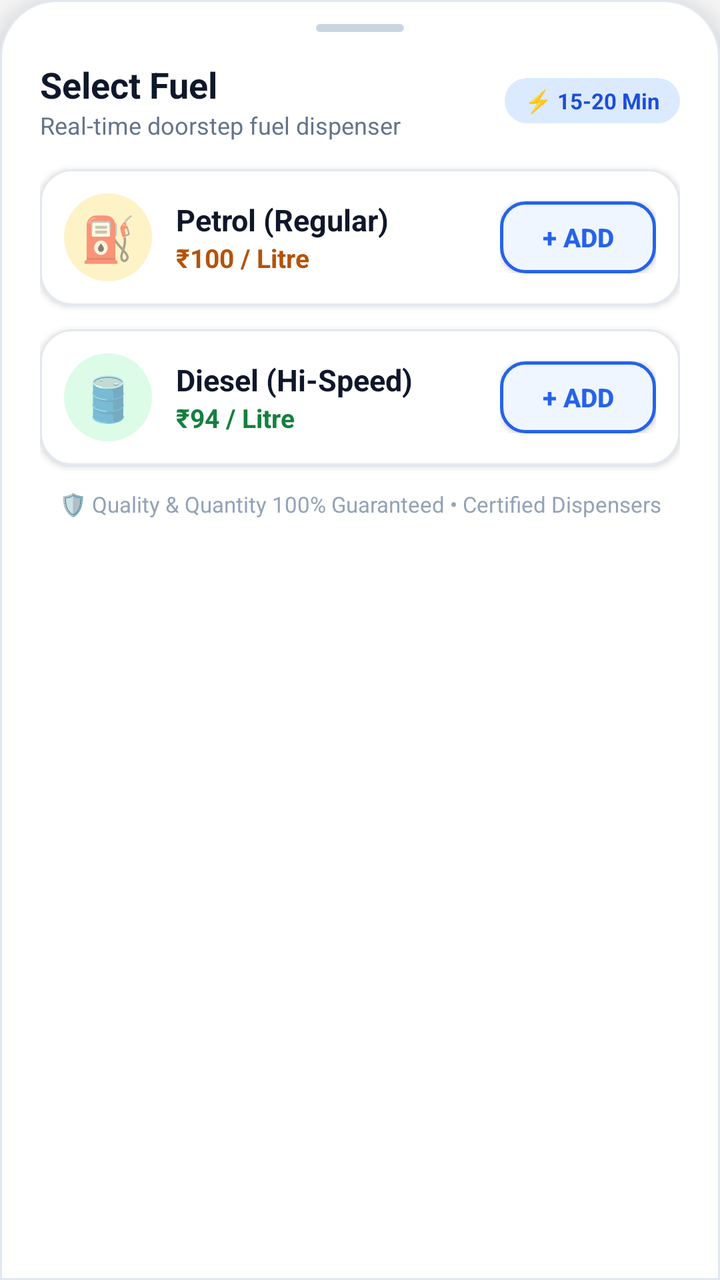
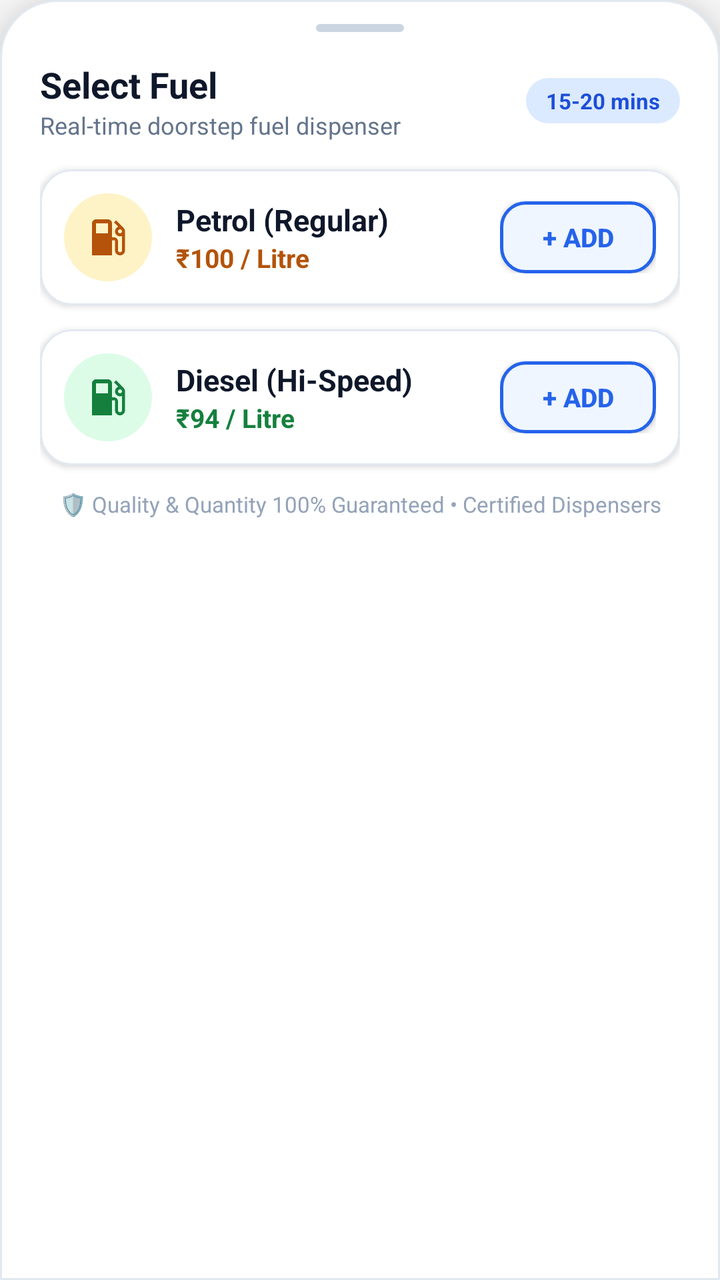

The first picture is an Android layout as it rendered before a commit; the second is the same layout after the commit. The layout source and the unified diff follow.
<!-- AndroidManifest.xml: application theme Theme.FuelOnWheelsApp -->
<!-- res/layout/fragment_order.xml -->
<?xml version="1.0" encoding="utf-8"?>
<LinearLayout xmlns:android="http://schemas.android.com/apk/res/android"
    xmlns:app="http://schemas.android.com/apk/res-auto"
    xmlns:tools="http://schemas.android.com/tools"
    android:layout_width="match_parent"
    android:layout_height="wrap_content"
    android:background="@drawable/bg_order_sheet"
    android:elevation="16dp"
    android:orientation="vertical"
    android:paddingStart="20dp"
    android:paddingTop="12dp"
    android:paddingEnd="20dp"
    android:paddingBottom="16dp"
    tools:context=".dashboard.OrderFragment">

    
    <View
        android:layout_width="44dp"
        android:layout_height="4dp"
        android:layout_gravity="center_horizontal"
        android:layout_marginBottom="14dp"
        android:background="@drawable/card_elevated_rounded"
        android:backgroundTint="#CBD5E1" />

    
    <LinearLayout
        android:layout_width="match_parent"
        android:layout_height="wrap_content"
        android:layout_marginBottom="14dp"
        android:gravity="center_vertical"
        android:orientation="horizontal">

        <LinearLayout
            android:layout_width="0dp"
            android:layout_height="wrap_content"
            android:layout_weight="1"
            android:orientation="vertical">

            <TextView
                android:layout_width="wrap_content"
                android:layout_height="wrap_content"
                android:text="Select Fuel"
                android:textColor="@color/brand_navy"
                android:textSize="18sp"
                android:textStyle="bold" />

            <TextView
                android:layout_width="wrap_content"
                android:layout_height="wrap_content"
                android:text="Real-time doorstep fuel dispenser"
                android:textColor="@color/text_secondary"
                android:textSize="12sp" />
        </LinearLayout>

        <TextView
            android:layout_width="wrap_content"
            android:layout_height="wrap_content"
            android:background="@drawable/badge_pill_blue"
            android:paddingStart="10dp"
            android:paddingTop="4dp"
            android:paddingEnd="10dp"
            android:paddingBottom="4dp"
            android:text="⚡ 15-20 Min"
            android:textColor="@color/pill_blue_text"
            android:textSize="11sp"
            android:textStyle="bold" />
    </LinearLayout>

    
    <com.google.android.material.card.MaterialCardView
        android:layout_width="match_parent"
        android:layout_height="wrap_content"
        android:layout_marginBottom="12dp"
        app:cardBackgroundColor="@color/surface_card"
        app:cardCornerRadius="16dp"
        app:cardElevation="2dp"
        app:strokeColor="@color/card_border"
        app:strokeWidth="1dp">

        <LinearLayout
            android:layout_width="match_parent"
            android:layout_height="wrap_content"
            android:gravity="center_vertical"
            android:orientation="horizontal"
            android:padding="12dp">

            
            <TextView
                android:layout_width="44dp"
                android:layout_height="44dp"
                android:background="@drawable/badge_pill_amber"
                android:gravity="center"
                android:text="⛽"
                android:textSize="22sp" />

            
            <LinearLayout
                android:layout_width="0dp"
                android:layout_height="wrap_content"
                android:layout_marginStart="12dp"
                android:layout_weight="1"
                android:orientation="vertical">

                <TextView
                    android:layout_width="wrap_content"
                    android:layout_height="wrap_content"
                    android:text="Petrol (Regular)"
                    android:textColor="@color/brand_navy"
                    android:textSize="15sp"
                    android:textStyle="bold" />

                <TextView
                    android:layout_width="wrap_content"
                    android:layout_height="wrap_content"
                    android:text="₹100 / Litre"
                    android:textColor="@color/pill_amber_text"
                    android:textSize="13sp"
                    android:textStyle="bold" />
            </LinearLayout>

            
            <LinearLayout
                android:layout_width="wrap_content"
                android:layout_height="wrap_content"
                android:gravity="center"
                android:orientation="horizontal">

                <Button
                    android:id="@+id/petrol_minus"
                    android:layout_width="36dp"
                    android:layout_height="36dp"
                    android:background="@drawable/btn_stepper_action"
                    app:backgroundTint="@null"
                    android:gravity="center"
                    android:minWidth="0dp"
                    android:minHeight="0dp"
                    android:padding="0dp"
                    android:text="−"
                    android:textColor="@color/brand_primary"
                    android:textSize="20sp"
                    android:textStyle="bold"
                    android:visibility="gone" />

                <TextView
                    android:id="@+id/petrol_quant"
                    android:layout_width="wrap_content"
                    android:layout_height="wrap_content"
                    android:gravity="center"
                    android:minWidth="38dp"
                    android:paddingStart="4dp"
                    android:paddingEnd="4dp"
                    android:text="@string/x1"
                    android:textColor="@color/brand_navy"
                    android:textSize="16sp"
                    android:textStyle="bold"
                    android:visibility="gone" />

                <Button
                    android:id="@+id/petrol_plus"
                    android:layout_width="36dp"
                    android:layout_height="36dp"
                    android:background="@drawable/btn_stepper_action"
                    app:backgroundTint="@null"
                    android:gravity="center"
                    android:minWidth="0dp"
                    android:minHeight="0dp"
                    android:padding="0dp"
                    android:text="+"
                    android:textColor="@color/brand_primary"
                    android:textSize="20sp"
                    android:textStyle="bold"
                    android:visibility="gone" />

                <Button
                    android:id="@+id/petrol_add"
                    android:layout_width="78dp"
                    android:layout_height="36dp"
                    android:background="@drawable/btn_add_fuel"
                    app:backgroundTint="@null"
                    android:gravity="center"
                    android:minWidth="0dp"
                    android:minHeight="0dp"
                    android:padding="0dp"
                    android:text="+ ADD"
                    android:textAllCaps="false"
                    android:textColor="@color/brand_primary"
                    android:textSize="13sp"
                    android:textStyle="bold" />
            </LinearLayout>
        </LinearLayout>
    </com.google.android.material.card.MaterialCardView>

    
    <com.google.android.material.card.MaterialCardView
        android:layout_width="match_parent"
        android:layout_height="wrap_content"
        android:layout_marginBottom="12dp"
        app:cardBackgroundColor="@color/surface_card"
        app:cardCornerRadius="16dp"
        app:cardElevation="2dp"
        app:strokeColor="@color/card_border"
        app:strokeWidth="1dp">

        <LinearLayout
            android:layout_width="match_parent"
            android:layout_height="wrap_content"
            android:gravity="center_vertical"
            android:orientation="horizontal"
            android:padding="12dp">

            
            <TextView
                android:layout_width="44dp"
                android:layout_height="44dp"
                android:background="@drawable/badge_pill_green"
                android:gravity="center"
                android:text="🛢️"
                android:textSize="22sp" />

            
            <LinearLayout
                android:layout_width="0dp"
                android:layout_height="wrap_content"
                android:layout_marginStart="12dp"
                android:layout_weight="1"
                android:orientation="vertical">

                <TextView
                    android:layout_width="wrap_content"
                    android:layout_height="wrap_content"
                    android:text="Diesel (Hi-Speed)"
                    android:textColor="@color/brand_navy"
                    android:textSize="15sp"
                    android:textStyle="bold" />

                <TextView
                    android:layout_width="wrap_content"
                    android:layout_height="wrap_content"
                    android:text="₹94 / Litre"
                    android:textColor="@color/pill_green_text"
                    android:textSize="13sp"
                    android:textStyle="bold" />
            </LinearLayout>

            
            <LinearLayout
                android:layout_width="wrap_content"
                android:layout_height="wrap_content"
                android:gravity="center"
                android:orientation="horizontal">

                <Button
                    android:id="@+id/diesel_minus"
                    android:layout_width="36dp"
                    android:layout_height="36dp"
                    android:background="@drawable/btn_stepper_action"
                    app:backgroundTint="@null"
                    android:gravity="center"
                    android:minWidth="0dp"
                    android:minHeight="0dp"
                    android:padding="0dp"
                    android:text="−"
                    android:textColor="@color/brand_primary"
                    android:textSize="20sp"
                    android:textStyle="bold"
                    android:visibility="gone" />

                <TextView
                    android:id="@+id/diesel_quant"
                    android:layout_width="wrap_content"
                    android:layout_height="wrap_content"
                    android:gravity="center"
                    android:minWidth="38dp"
                    android:paddingStart="4dp"
                    android:paddingEnd="4dp"
                    android:text="@string/x1"
                    android:textColor="@color/brand_navy"
                    android:textSize="16sp"
                    android:textStyle="bold"
                    android:visibility="gone" />

                <Button
                    android:id="@+id/diesel_plus"
                    android:layout_width="36dp"
                    android:layout_height="36dp"
                    android:background="@drawable/btn_stepper_action"
                    app:backgroundTint="@null"
                    android:gravity="center"
                    android:minWidth="0dp"
                    android:minHeight="0dp"
                    android:padding="0dp"
                    android:text="+"
                    android:textColor="@color/brand_primary"
                    android:textSize="20sp"
                    android:textStyle="bold"
                    android:visibility="gone" />

                <Button
                    android:id="@+id/diesel_add"
                    android:layout_width="78dp"
                    android:layout_height="36dp"
                    android:background="@drawable/btn_add_fuel"
                    app:backgroundTint="@null"
                    android:gravity="center"
                    android:minWidth="0dp"
                    android:minHeight="0dp"
                    android:padding="0dp"
                    android:text="+ ADD"
                    android:textAllCaps="false"
                    android:textColor="@color/brand_primary"
                    android:textSize="13sp"
                    android:textStyle="bold" />
            </LinearLayout>
        </LinearLayout>
    </com.google.android.material.card.MaterialCardView>

    
    <TextView
        android:layout_width="match_parent"
        android:layout_height="wrap_content"
        android:gravity="center"
        android:text="🛡️ Quality &amp; Quantity 100% Guaranteed • Certified Dispensers"
        android:textColor="@color/text_muted"
        android:textSize="11sp" />

</LinearLayout>
<!-- resources referenced by this layout -->
<resources>
  <color name="brand_navy">#0F172A</color>
  <color name="brand_primary">#2563EB</color>
  <color name="card_border">#E2E8F0</color>
  <color name="pill_amber_text">#B45309</color>
  <color name="pill_blue_text">#1D4ED8</color>
  <color name="pill_green_text">#15803D</color>
  <color name="surface_card">#FFFFFF</color>
  <color name="text_muted">#94A3B8</color>
  <color name="text_secondary">#64748B</color>
  <!-- drawable badge_pill_amber (drawable) -->
  <?xml version="1.0" encoding="utf-8"?>
  <shape xmlns:android="http://schemas.android.com/apk/res/android"
      android:shape="rectangle">
      <solid android:color="@color/pill_amber_bg" />
      <corners android:radius="50dp" />
      <padding
          android:left="10dp"
          android:top="4dp"
          android:right="10dp"
          android:bottom="4dp" />
  </shape>
  <!-- drawable badge_pill_blue (drawable) -->
  <?xml version="1.0" encoding="utf-8"?>
  <shape xmlns:android="http://schemas.android.com/apk/res/android"
      android:shape="rectangle">
      <solid android:color="@color/pill_blue_bg" />
      <corners android:radius="50dp" />
      <padding
          android:left="10dp"
          android:top="4dp"
          android:right="10dp"
          android:bottom="4dp" />
  </shape>
  <!-- drawable badge_pill_green (drawable) -->
  <?xml version="1.0" encoding="utf-8"?>
  <shape xmlns:android="http://schemas.android.com/apk/res/android"
      android:shape="rectangle">
      <solid android:color="@color/pill_green_bg" />
      <corners android:radius="50dp" />
      <padding
          android:left="10dp"
          android:top="4dp"
          android:right="10dp"
          android:bottom="4dp" />
  </shape>
  <!-- drawable btn_add_fuel (drawable) -->
  <?xml version="1.0" encoding="utf-8"?>
  <ripple xmlns:android="http://schemas.android.com/apk/res/android"
      android:color="#402563EB">
      <item>
          <shape android:shape="rectangle">
              <solid android:color="#EFF6FF" />
              <corners android:radius="12dp" />
              <stroke
                  android:width="1.5dp"
                  android:color="@color/brand_primary" />
          </shape>
      </item>
  </ripple>
  <!-- drawable card_elevated_rounded (drawable) -->
  <?xml version="1.0" encoding="utf-8"?>
  <shape xmlns:android="http://schemas.android.com/apk/res/android"
      android:shape="rectangle">
      <solid android:color="@color/surface_card" />
      <corners android:radius="20dp" />
      <stroke
          android:width="1dp"
          android:color="@color/card_border" />
  </shape>
  <string name="x1">x1</string>
  <color name="pill_amber_bg">#FEF3C7</color>
  <color name="pill_blue_bg">#DBEAFE</color>
  <color name="pill_green_bg">#DCFCE7</color>
  <color name="colorPrimary">#2563EB</color>
  <color name="purple_700">#0F172A</color>
  <color name="white">#FFFFFFFF</color>
  <color name="colorSecondary">#0F172A</color>
  <color name="teal_700">#059669</color>
  <color name="black">#0F172A</color>
  <!-- unchanged entries left out for length: 3 -->
</resources>

<!-- the commit's change to res/layout/fragment_order.xml (unified diff, before → after) -->
@@ -60,7 +60,7 @@
             android:paddingTop="4dp"
             android:paddingEnd="10dp"
             android:paddingBottom="4dp"
-            android:text="⚡ 15-20 Min"
+            android:text="15-20 mins"
             android:textColor="@color/pill_blue_text"
             android:textSize="11sp"
             android:textStyle="bold" />
@@ -85,13 +85,14 @@
             android:padding="12dp">
 
             
-            <TextView
+            <ImageView
                 android:layout_width="44dp"
                 android:layout_height="44dp"
                 android:background="@drawable/badge_pill_amber"
-                android:gravity="center"
-                android:text="⛽"
-                android:textSize="22sp" />
+                android:padding="10dp"
+                android:contentDescription="Petrol"
+                android:src="@drawable/ic_baseline_local_gas_station_24"
+                app:tint="@color/pill_amber_text" />
 
             
             <LinearLayout
@@ -209,13 +210,14 @@
             android:padding="12dp">
 
             
-            <TextView
+            <ImageView
                 android:layout_width="44dp"
                 android:layout_height="44dp"
                 android:background="@drawable/badge_pill_green"
-                android:gravity="center"
-                android:text="🛢️"
-                android:textSize="22sp" />
+                android:padding="10dp"
+                android:contentDescription="Diesel"
+                android:src="@drawable/ic_baseline_local_gas_station_24"
+                app:tint="@color/pill_green_text" />
 
             
             <LinearLayout
<!-- resource entries referenced after the edit -->
@@ -69,6 +69,17 @@
           android:width="1dp"
           android:color="@color/card_border" />
   </shape>
+  <!-- drawable ic_baseline_local_gas_station_24 (drawable) -->
+  <vector xmlns:android="http://schemas.android.com/apk/res/android"
+      android:width="24dp"
+      android:height="24dp"
+      android:viewportWidth="24"
+      android:viewportHeight="24"
+      android:tint="?attr/colorControlNormal">
+    <path
+        android:fillColor="@android:color/white"
+        android:pathData="M19.77,7.23l0.01,-0.01 -3.72,-3.72L15,4.56l2.11,2.11c-0.94,0.36 -1.61,1.26 -1.61,2.33 0,1.38 1.12,2.5 2.5,2.5 0.36,0 0.69,-0.08 1,-0.21v7.21c0,0.55 -0.45,1 -1,1s-1,-0.45 -1,-1L17,14c0,-1.1 -0.9,-2 -2,-2h-1L14,5c0,-1.1 -0.9,-2 -2,-2L6,3c-1.1,0 -2,0.9 -2,2v16h10v-7.5h1.5v5c0,1.38 1.12,2.5 2.5,2.5s2.5,-1.12 2.5,-2.5L20.5,9c0,-0.69 -0.28,-1.32 -0.73,-1.77zM12,10L6,10L6,5h6v5zM18,10c-0.55,0 -1,-0.45 -1,-1s0.45,-1 1,-1 1,0.45 1,1 -0.45,1 -1,1z"/>
+  </vector>
   <string name="x1">x1</string>
   <color name="pill_amber_bg">#FEF3C7</color>
   <color name="pill_blue_bg">#DBEAFE</color>
